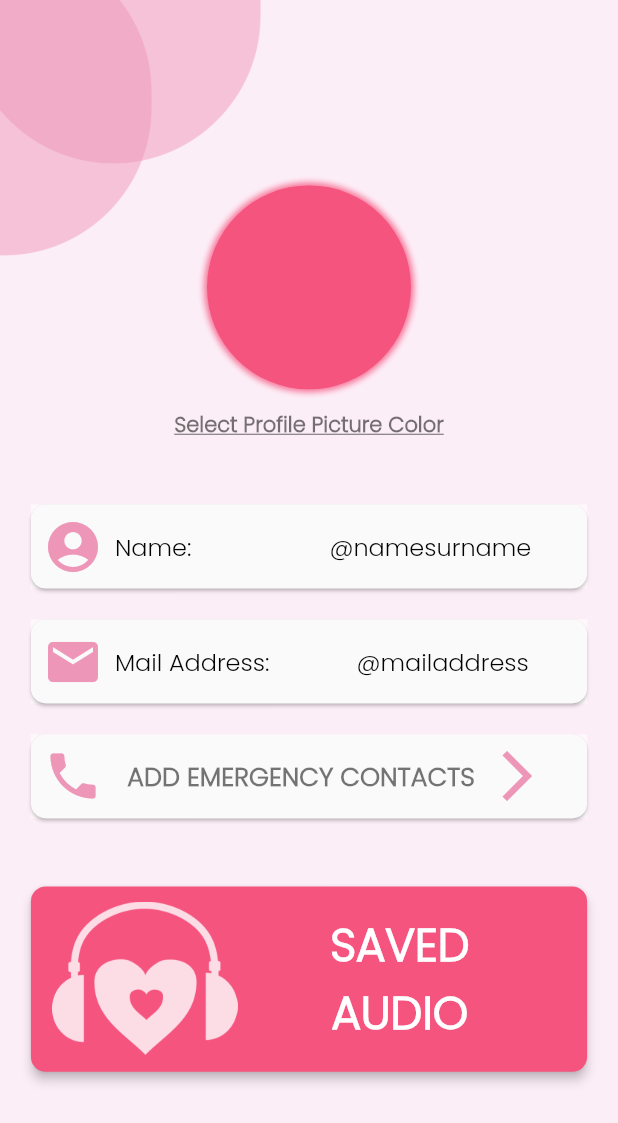
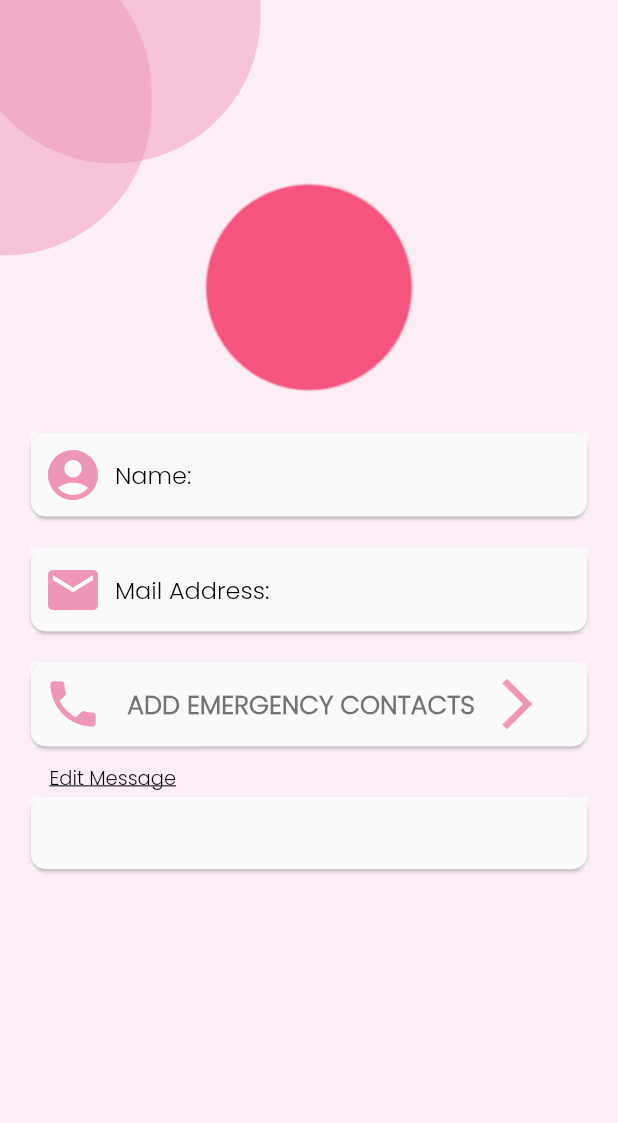
Before and after one commit to dila0/google-solution-challenge-2023-bilkent, a Flutter app: the ProfileScreen screen opened by its route, on a phone screen of 412 x 824 dp. Shown: the top 1123 px of the screen. Run offline on Flutter 3.47's test engine with Material 2 defaults, Android fonts, the phone set to English and light mode, and no system bars; our stand-ins replace assets_audio_player, awesome_snackbar_content, banner_carousel, cloud_firestore, firebase_auth, firebase_core and 7 more; missing offline and left inert: favorite_button; accounts and stored records are empty.

Commit message:
Custom Message arrangement
Now you can edit the message you wish to send to your contacts.

```diff
--- /dev/null
+++ b/lib/models/messageData.dart
@@ -0,0 +1,12 @@
+import 'package:flutter/foundation.dart';
+
+class messageData extends ChangeNotifier{
+
+  String customMessage = " I NEED HELP LOL";
+
+  void setMessage(String name){
+    customMessage = name;
+    notifyListeners();
+    print("IN THE FUNCTION");
+  }
+}
--- a/lib/screens/incoming_call_screen.dart
+++ b/lib/screens/incoming_call_screen.dart
@@ -18,6 +18,7 @@ class IncomingScreen extends StatefulWidget {
 
 class _IncomingCallScreen extends State<IncomingScreen> {
   AssetsAudioPlayer audioPlayer = AssetsAudioPlayer();
+
   @override
   void initState() {
     super.initState();
--- a/lib/screens/profile_screen.dart
+++ b/lib/screens/profile_screen.dart
@@ -1,10 +1,15 @@
+import 'package:firebase_auth/firebase_auth.dart';
 import 'package:flutter/material.dart';
+import 'package:google_solution/models/messageData.dart';
 import 'package:google_solution/utilities/constants.dart';
 import 'package:google_solution/utilities/circles.dart';
 import 'package:google_solution/utilities/bottom_bar.dart';
 import 'package:flutter_colorpicker/flutter_colorpicker.dart';
+import 'package:google_solution/utilities/firebase_utility.dart';
 import 'package:google_solution/utilities/profile_container.dart';
 import 'package:google_solution/utilities/emergency_contact.dart';
+
+
 
 class ProfileScreen extends StatefulWidget {
   static const String id = 'Profile Screen';
@@ -22,16 +27,15 @@ class _ProfileScreenState extends State<ProfileScreen> {
           });
         });
   }
+  void changeCustomMesssage(){
+      setState(() {
 
+      });
+  }
   void changeColor(BuildContext context) {
     showDialog(
       context: context,
       builder: (context) => AlertDialog(
-        title: Text(
-          'Pick Your Profile Picture Color',
-          textAlign: TextAlign.center,
-          style: kProfilePopUpStyle,
-        ),
         content: Column(
           mainAxisSize: MainAxisSize.min,
           children: [
@@ -55,41 +59,42 @@ class _ProfileScreenState extends State<ProfileScreen> {
   }
 
   Color myColor = kButtonColor;
+  bool isEnabled = false;
+  final _auth = FirebaseAuth.instance;
+
 
   @override
   Widget build(BuildContext context) {
+    final user = _auth.currentUser;
     return Scaffold(
       backgroundColor: kBackgroundColor,
-      body: Stack(
+      body: SingleChildScrollView(
+        child: Stack(
           children: <Widget>[
             const Circles(),
             Center(
               child: Column(
                 children: [
                   SizedBox(height: MediaQuery.of(context).size.height * 0.15),
-                Container(
+                  GestureDetector(
+                    onTap:(){
+                      changeColor(context);
+                    },
+                    child: Container(
                       decoration: BoxDecoration(
                         shape: BoxShape.circle,
                         color: myColor,
                         boxShadow: [
                           BoxShadow(
                             color: myColor.withOpacity(0.8),
-                        blurRadius: 3.0,
-                        spreadRadius: 2.0,
+                            blurRadius: .2,
+                            spreadRadius: .8,
                           ),
                         ],
                       ),
                       width: MediaQuery.of(context).size.width * 0.33,
                       height: MediaQuery.of(context).size.width * 0.33,
                     ),
-                TextButton(
-                  child: const Text(
-                    'Select Profile Picture Color',
-                    style: kProfileButton,
-                  ),
-                  onPressed: () {
-                    changeColor(context);
-                  },
                   ),
                   SizedBox(
                     height: MediaQuery.of(context).size.width * 0.07,
@@ -97,7 +102,7 @@ class _ProfileScreenState extends State<ProfileScreen> {
                   ProfilePageContainer(
                     iconName: Icon(Icons.account_circle_rounded),
                     profileNameString: 'Name: ',
-                  userNameString: '@namesurname',
+                    userNameString: FirebaseUtility.name,
                     widthBetween: 34.0,
                   ),
                   SizedBox(
@@ -107,59 +112,71 @@ class _ProfileScreenState extends State<ProfileScreen> {
                     widthBetween: 0,
                     iconName: Icon(Icons.mail),
                     profileNameString: 'Mail Address: ',
-                  userNameString: '@mailaddress',
+                    userNameString: user == null ? '' : user.email ?? 'zort',
                     //TODO: Sadece başı alınacak mailin
                   ),
                   SizedBox(height: MediaQuery.of(context).size.width * 0.05),
                   EmergencyContactContainer(),
-                SizedBox(height: MediaQuery.of(context).size.height * 0.055),
+                  SizedBox(height: MediaQuery.of(context).size.height * 0.01),
+                  Column(
+                    children: [
+                      GestureDetector(
+                        onTap: (){
+                          setState(() {
+                            isEnabled = true;
+                          });
+                        },
+                        child:Container(
+                          margin: EdgeInsets.symmetric(horizontal: MediaQuery.of(context).size.width * 0.08,vertical: MediaQuery.of(context).size.width * 0.008 ),
+                          child:Row(
+                            children:  const [Text('Edit Message',style: kEditTextStyle)
+                            ],
+                          )
+
+                       )
+
+                      ),
                       Container(
-                  width: MediaQuery.of(context).size.width * 0.9,
-                  height: MediaQuery.of(context).size.height * 0.15,
-                  margin: EdgeInsets.symmetric(
-                      horizontal: MediaQuery.of(context).size.width * 0.05),
-                  child: Material(
-                    color: kButtonColor,
-                    borderRadius: const BorderRadius.all(
-                        Radius.circular(kButtonRoundness)),
-                    elevation: 3.0,
-                    child: TextButton(
-                      onPressed: () {
-                        print('DO STH');
-                        //TODO: go to saved audio
+                          margin: EdgeInsets.symmetric(horizontal: MediaQuery.of(context).size.width * 0.05),
+                          color: Colors.white60,
+                          //height: 3*(MediaQuery.of(context).size.height)/17,
+                          child:  Material(
+                              borderRadius: const BorderRadius.all(Radius.circular(kButtonRoundness)),
+                              elevation: 1,
+                              child:  Padding(
+                                padding: const EdgeInsets.symmetric(horizontal: 10),
+                                child: TextField(
+                                  controller: TextEditingController(),
+                                  onSubmitted: (value){
+                                    setState(() {
+                                     // db.put('message', value);
+                                      FirebaseUtility.updateCustomMessage(value);
+                                      FirebaseUtility.customMessage = FirebaseUtility.customMessage;
+                                      isEnabled = false;
+                                    });
                                   },
-                      child: Row(
-                        children: [
-                          SizedBox(
-                            width: MediaQuery.of(context).size.width * 0.015,
-                          ),
-                          Opacity(
-                            opacity: 0.8,
-                            child: Image.asset(
-                              'images/heart.png',
-                              width: MediaQuery.of(context).size.height * 0.15,
+                                  //minLines: 1,
+                                  maxLines: null,
+                                  keyboardType: TextInputType.text,
+                                  decoration:  InputDecoration(
+                                    enabled:  isEnabled,
+                                    border: InputBorder.none,
+                                    hintText: '  ${FirebaseUtility.customMessage}',
+                                    hintMaxLines: 8,
                                   ),
                                 ),
-                          SizedBox(
-                            width: MediaQuery.of(context).size.width * 0.15,
-                          ),
-                          Column(
-                            mainAxisAlignment: MainAxisAlignment.center,
-                            children: const [
-                              Text('SAVED', style: kSavedAudioTextStyle),
-                              Text('AUDIO', style: kSavedAudioTextStyle),
+                              )
+                          )
+                      )
                     ],
-                          ),
+                  )
+
                 ],
-                      ),
-                    ),
               ),
             ),
           ],
         ),
       ),
-        ],
-      ),
     );
   }
 }
--- a/lib/screens/sign_up_screen.dart
+++ b/lib/screens/sign_up_screen.dart
@@ -97,7 +97,8 @@ class _SignUpScreenState extends State<SignUpScreen> {
       FirebaseUtility.setUserData(
           name: name,
           surname: surname,
-          phoneNumber: phoneNumber); //update the local static variables
+          phoneNumber: phoneNumber,
+          customMessage: "I NEED HELP DB"); //update the local static variables
       FirebaseUtility.saveUserData(); //write to database
       Navigator.pushNamed(context, MainPage.id);
     } on FirebaseAuthException catch (error) {
--- a/lib/utilities/constants.dart
+++ b/lib/utilities/constants.dart
@@ -167,6 +167,13 @@ const kProfileNameTextStyle = TextStyle(
   color: Colors.black,
 );
 
+const kEditTextStyle = TextStyle(
+  fontFamily: 'Poppins',
+  color: Colors.black,
+  decoration: TextDecoration.underline,
+  fontSize: 13.0,
+  fontWeight: FontWeight.w500,
+);
 const kProfileButton = TextStyle(
   fontFamily: 'Poppins',
   fontSize: 14.0,
--- a/lib/utilities/firebase_utility.dart
+++ b/lib/utilities/firebase_utility.dart
@@ -1,6 +1,7 @@
 import 'package:cloud_firestore/cloud_firestore.dart';
 import 'package:firebase_auth/firebase_auth.dart';
 import 'package:flutter/cupertino.dart';
+import 'package:google_solution/models/messageData.dart';
 import '../screens/start_screen.dart';
 import 'snack_bar_utility.dart';
 
@@ -16,6 +17,7 @@ class FirebaseUtility {
   static String name = "";
   static String surname = "";
   static String phoneNumber = "";
+  static String customMessage = "";
   static List<String> contacts = [];
   static List<String> favourites = [];
 
@@ -29,6 +31,7 @@ class FirebaseUtility {
       name = ds.data()!['name'];
       surname = ds.data()!['surname'];
       phoneNumber = ds.data()!['phone'];
+      customMessage = ds.data()!['message'];
       //TODO adding favourites and contacts results in an error but should be done
     });
     return false;
@@ -36,10 +39,11 @@ class FirebaseUtility {
 
   /// Sets local static variables
   static void setUserData(
-      {required name, required surname, required phoneNumber}) {
+      {required name, required surname, required phoneNumber, customMessage}) {
     FirebaseUtility.name = name;
     FirebaseUtility.surname = surname;
     FirebaseUtility.phoneNumber = phoneNumber;
+    FirebaseUtility.customMessage = customMessage ?? 'error';
   }
 
   /// Saves every local static variable in this class to database
@@ -48,8 +52,9 @@ class FirebaseUtility {
       'name': name,
       'surname': surname,
       'phone': phoneNumber,
+      'message' : customMessage,
       'emergencyContacts': contacts,
-      'favourites': favourites
+      'favourites': favourites,
     }).catchError((error) => {print(error)});
 
     //TODO handle error
@@ -81,6 +86,14 @@ class FirebaseUtility {
         .collection('users')
         .doc(_auth.currentUser?.uid)
         .update({'surname': surname}).catchError(
+            (error) => {print(error)}); //TODO handle error
+  }
+  static void updateCustomMessage(String message) {
+    FirebaseUtility.customMessage = message;
+    _fireStore
+        .collection('users')
+        .doc(_auth.currentUser?.uid)
+        .update({'message': message}).catchError(
             (error) => {print(error)}); //TODO handle error
   }
 
--- a/pubspec.yaml
+++ b/pubspec.yaml
@@ -36,6 +36,8 @@ dependencies:
   assets_audio_player: ^3.0.6
   speech_to_text: ^6.1.1
   intro_slider: ^4.2.0
+  hive: ^2.2.3
+  hive_flutter: ^1.1.0
 
   # The following adds the Cupertino Icons font to your application.
   # Use with the CupertinoIcons class for iOS style icons.
@@ -61,6 +63,8 @@ dev_dependencies:
   flutter_lints: ^2.0.0
   url_launcher: ^6.0.17
   flutter_colorpicker: ^1.0.3
+  hive_generator: ^1.1.3
+  build_runner: ^2.1.11
 
 # For information on the generic Dart part of this file, see the
 # following page: https://dart.dev/tools/pub/pubspec
```
Also changed, not shown: lib/main.dart (+10 -1 lines). Lines whose indentation alone changed are shown as unchanged.
